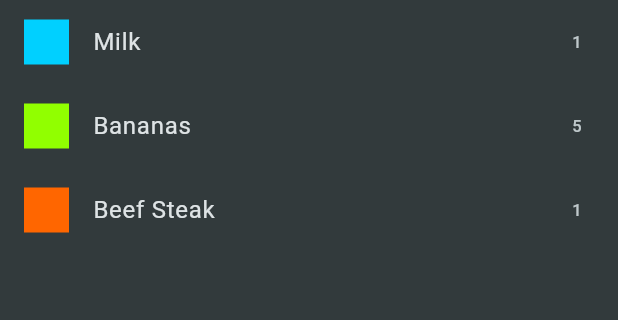
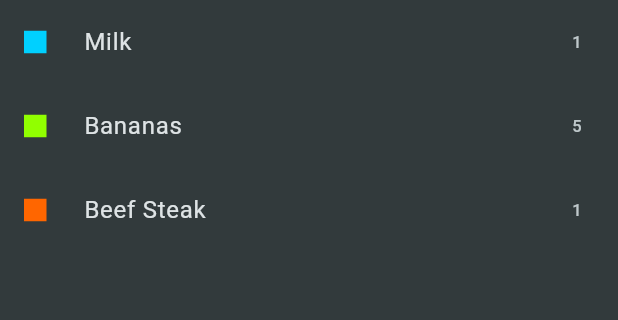
Before and after one commit to Ming-99s/W10_Practice_After_Theory, a Flutter app: the screen it shows after launch, on a phone screen of 412 x 824 dp, the part 84-404 px from its top. Run offline on Flutter 3.47's test engine with Material 3 defaults, Android fonts, the phone set to English and light mode, and no system bars.

Commit message:
update code

```diff
--- a/lib/ui/groceries/grocery_list.dart
+++ b/lib/ui/groceries/grocery_list.dart
@@ -1,6 +1,7 @@
 import 'package:flutter/material.dart';
 import '../../data/mock_grocery_repository.dart';
 import '../../models/grocery.dart';
+import 'grocery_form.dart';
 
 class GroceryList extends StatefulWidget {
   const GroceryList({super.key});
@@ -10,10 +11,21 @@ class GroceryList extends StatefulWidget {
 }
 
 class _GroceryListState extends State<GroceryList> {
+  void onCreate() async{
+    // TODO-4 - Navigate to the form screen using the Navigator push
 
+    final newGrocery = await Navigator.of(context).push(
+        MaterialPageRoute(
+        builder: (context) {
+          return NewItem();
+        },
+    )
+    );
 
-  void onCreate() {
-    // TODO-4 - Navigate to the form screen using the Navigator push
+    setState(() {
+      dummyGroceryItems.add(newGrocery);
+    });
+
   }
 
   @override
@@ -21,14 +33,11 @@ class _GroceryListState extends State<GroceryList> {
     Widget content = const Center(child: Text('No items added yet.'));
 
     if (dummyGroceryItems.isNotEmpty) {
-
-       // TODO-1 - Display groceries with an Item builder and  LIst Tile
+      // TODO-1 - Display groceries with an Item builder and  LIst Tile
       content = ListView.builder(
         itemCount: dummyGroceryItems.length,
-        itemBuilder: (context,index){
-          return GroceryTile(
-            grocery: dummyGroceryItems[index]
-          );
+        itemBuilder: (context, index) {
+          return GroceryTile(grocery: dummyGroceryItems[index]);
         },
       );
     }
@@ -36,12 +45,7 @@ class _GroceryListState extends State<GroceryList> {
     return Scaffold(
       appBar: AppBar(
         title: const Text('Your Groceries'),
-        actions: [
-          IconButton(
-            onPressed: () => {},
-            icon: const Icon(Icons.add),
-          ),
-        ],
+        actions: [IconButton(onPressed: onCreate, icon: const Icon(Icons.add))],
       ),
       body: content,
     );
@@ -58,11 +62,9 @@ class GroceryTile extends StatelessWidget {
     // TODO-2 - Display groceries with an Item builder and  LIst Tile
     return ListTile(
       leading: Container(
-        width: 30,
-        height: 30,
-        decoration: BoxDecoration(
-          color: grocery.category.color
-        ),
+        width: 15,
+        height: 15,
+        decoration: BoxDecoration(color: grocery.category.color),
       ),
       title: Text(grocery.name),
       trailing: Text(grocery.quantity.toString()),
--- a/pubspec.yaml
+++ b/pubspec.yaml
@@ -28,6 +28,7 @@ environment:
 # the latest version available on pub.dev. To see which dependencies have newer
 # versions available, run `flutter pub outdated`.
 dependencies:
+  uuid: ^4.4.2
   flutter:
     sdk: flutter
 
```
Also changed, not shown: lib/ui/groceries/grocery_form.dart (+21 -4 lines), lib/ui/groceries/screen.dart (deleted, +0 -75 lines), pubspec.lock.
